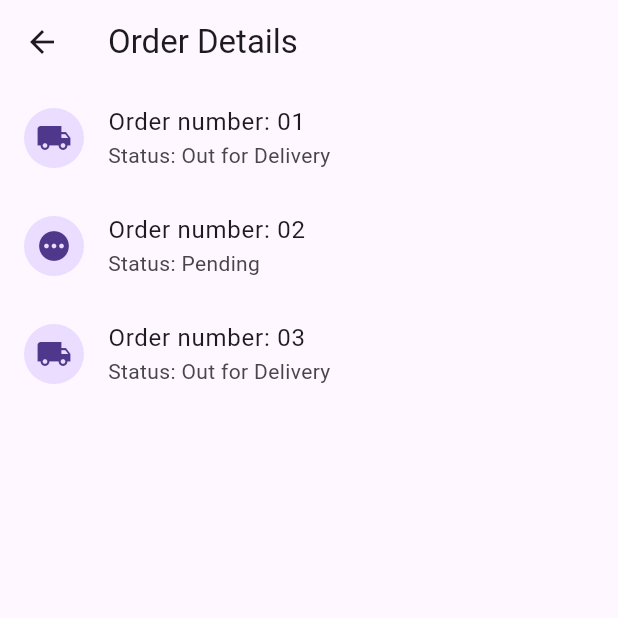
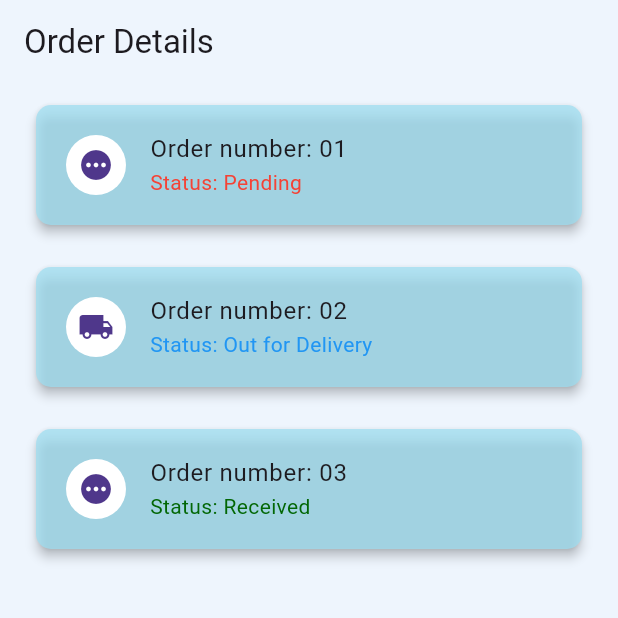
Before and after one commit to induwarafernando/Xenon-app-Flutter, a Flutter app: the OrderActivityScreen screen opened directly, on a phone screen of 412 x 824 dp, the top half of it. Run offline on Flutter 3.47's test engine with Material 3 defaults, Android fonts, the phone set to English and light mode, and no system bars; our stand-ins replace carousel_slider, google_nav_bar.

Commit message:
update activity

```diff
--- a/lib/pages/order_activity_screen.dart
+++ b/lib/pages/order_activity_screen.dart
@@ -7,21 +7,42 @@ class OrderActivityScreen extends StatelessWidget {
   Widget build(BuildContext context) {
     // Mock list of past orders
     List<Order> pastOrders = [
-      Order(orderNumber: '01', isOutForDelivery: true),
-      Order(orderNumber: '02', isOutForDelivery: false),
-      Order(orderNumber: '03', isOutForDelivery: true),
+      Order(orderNumber: '01', orderStatus: OrderStatus.Pending),
+      Order(orderNumber: '02', orderStatus: OrderStatus.OutForDelivery),
+      Order(orderNumber: '03', orderStatus: OrderStatus.Recieved),
       // Add more orders here as needed
     ];
 
     return Scaffold(
       appBar: AppBar(
         title: Text('Order Details'),
+        backgroundColor: Color.fromARGB(255, 238, 245, 253),
+        automaticallyImplyLeading: false, // Remove back button
       ),
-      body: ListView.builder(
-        itemCount: pastOrders.length,
-        itemBuilder: (context, index) {
-          return OrderTile(order: pastOrders[index]);
-        },
+      body: Container(
+        color:
+            Color.fromARGB(255, 238, 245, 253), // Set background color to grey
+        child: ListView.builder(
+          itemCount: pastOrders.length,
+          itemBuilder: (context, index) {
+            return Padding(
+              padding:
+                  const EdgeInsets.symmetric(vertical: 10.0, horizontal: 20.0),
+              child: Card(
+                color: Color.fromARGB(
+                    184, 156, 222, 241), // Set card background color to white
+                elevation: 3, // Add a slight elevation to the card
+                shape: RoundedRectangleBorder(
+                  borderRadius: BorderRadius.circular(10), // Set border radius
+                ),
+                child: Padding(
+                  padding: const EdgeInsets.all(4.0),
+                  child: OrderTile(order: pastOrders[index]),
+                ),
+              ),
+            );
+          },
+        ),
       ),
     );
   }
@@ -34,14 +55,44 @@ class OrderTile extends StatelessWidget {
 
   @override
   Widget build(BuildContext context) {
+    String statusText = '';
+
+    switch (order.orderStatus) {
+      case OrderStatus.Pending:
+        statusText = 'Pending';
+        break;
+      case OrderStatus.OutForDelivery:
+        statusText = 'Out for Delivery';
+        break;
+      case OrderStatus.Recieved:
+        statusText = 'Received';
+        break;
+    }
+
+    Color statusColor = Colors.black;
+
+    switch (order.orderStatus) {
+      case OrderStatus.Pending:
+        statusColor = Colors.red;
+        break;
+      case OrderStatus.OutForDelivery:
+        statusColor = Colors.blue;
+        break;
+      case OrderStatus.Recieved:
+        statusColor = Color.fromARGB(255, 2, 103, 5);
+        break;
+    }
+
     return ListTile(
       title: Text('Order number: ${order.orderNumber}'),
       subtitle: Text(
-        'Status: ${order.isOutForDelivery == true ? "Out for Delivery" : "Pending"}',
+        'Status: $statusText',
+        style: TextStyle(color: statusColor),
       ),
       leading: CircleAvatar(
+        backgroundColor: Colors.white,
         // Use a different icon or image for the leading widget if needed
-        child: Icon(order.isOutForDelivery == true
+        child: Icon(order.orderStatus == OrderStatus.OutForDelivery
             ? Icons.local_shipping
             : Icons.pending),
       ),
@@ -51,10 +102,16 @@ class OrderTile extends StatelessWidget {
 
 class Order {
   final String orderNumber;
-  final bool isOutForDelivery;
+  final OrderStatus orderStatus;
 
   const Order({
     required this.orderNumber,
-    required this.isOutForDelivery,
+    required this.orderStatus,
   });
 }
+
+enum OrderStatus {
+  Pending,
+  OutForDelivery,
+  Recieved,
+}
--- a/lib/pages/order_page.dart
+++ /dev/null
@@ -1,26 +0,0 @@
-import 'package:flutter/material.dart';
-import 'package:xenon_app/pages/home_page.dart';
-
-class OrderPage extends StatefulWidget {
-  @override
-  _OrderPageState createState() => _OrderPageState();
-}
-
-class _OrderPageState extends State<HomePage> {
-  @override
-  Widget build(BuildContext context) {
-    return Scaffold(
-      body: content(),
-    );
-  }
-
-  Widget content() {
-    return Container(
-      height: 300,
-      decoration: BoxDecoration(
-        color: Colors.grey[400],
-        borderRadius: BorderRadius.circular(12),
-      ),
-    );
-  }
-}
```
